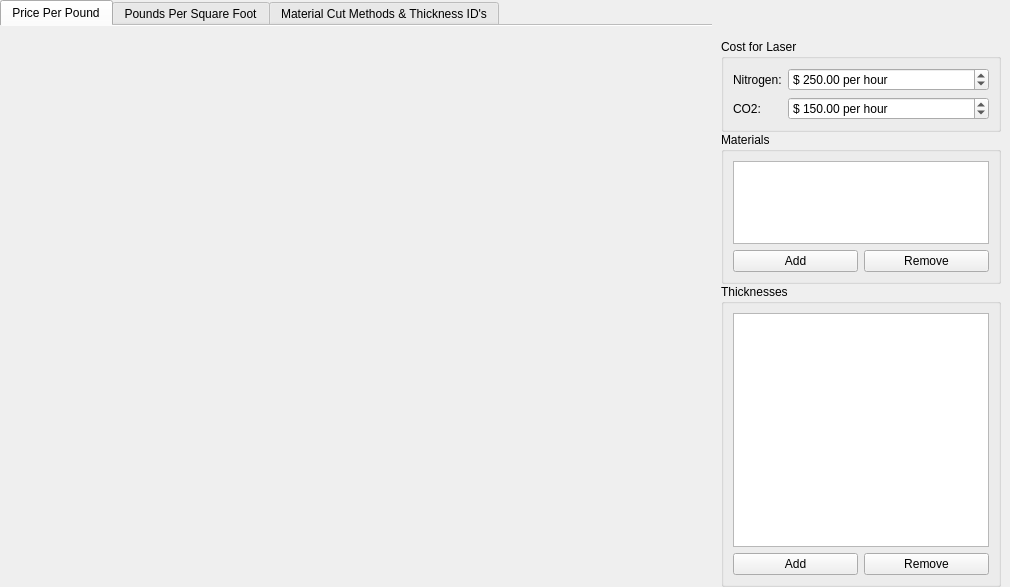
The window that ui/widgets/sheet_settings_tab.ui (TheCodingJsoftware/Invigo) describes before a commit, drawn with Qt 5.
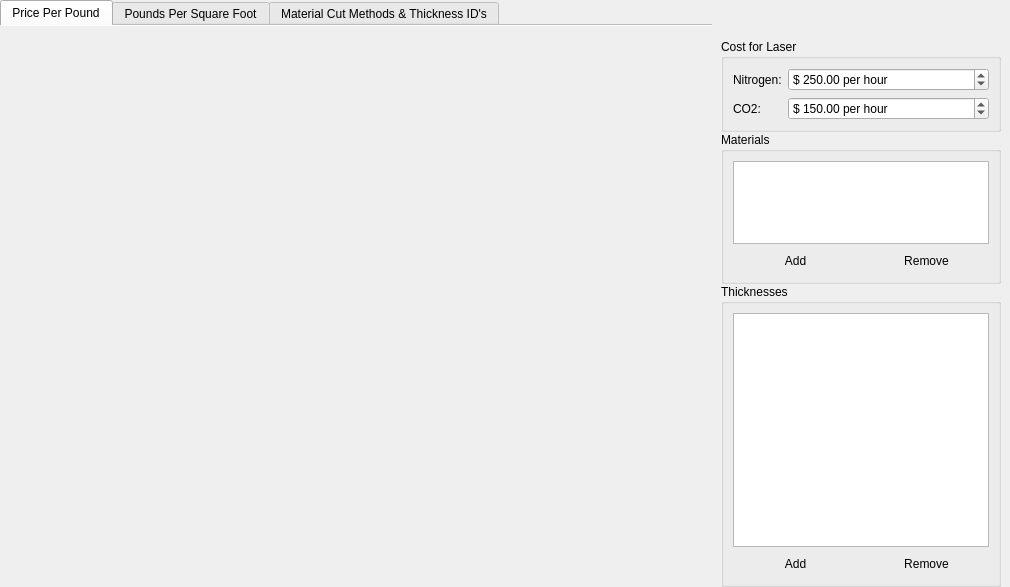
The same window after the commit. Icons and pictures are not drawn.

Diff of the .ui file:
```diff
--- a/ui/widgets/sheet_settings_tab.ui
+++ b/ui/widgets/sheet_settings_tab.ui
@@ -612,6 +612,12 @@
               <property name="text">
                <string>Add</string>
               </property>
+              <property name="default">
+               <bool>false</bool>
+              </property>
+              <property name="flat">
+               <bool>true</bool>
+              </property>
              </widget>
             </item>
             <item>
@@ -619,6 +625,12 @@
               <property name="text">
                <string>Remove</string>
               </property>
+              <property name="default">
+               <bool>false</bool>
+              </property>
+              <property name="flat">
+               <bool>true</bool>
+              </property>
              </widget>
             </item>
            </layout>
@@ -642,6 +654,12 @@
               <property name="text">
                <string>Add</string>
               </property>
+              <property name="default">
+               <bool>false</bool>
+              </property>
+              <property name="flat">
+               <bool>true</bool>
+              </property>
              </widget>
             </item>
             <item>
@@ -649,6 +667,12 @@
               <property name="text">
                <string>Remove</string>
               </property>
+              <property name="default">
+               <bool>false</bool>
+              </property>
+              <property name="flat">
+               <bool>true</bool>
+              </property>
              </widget>
             </item>
            </layout>
```
